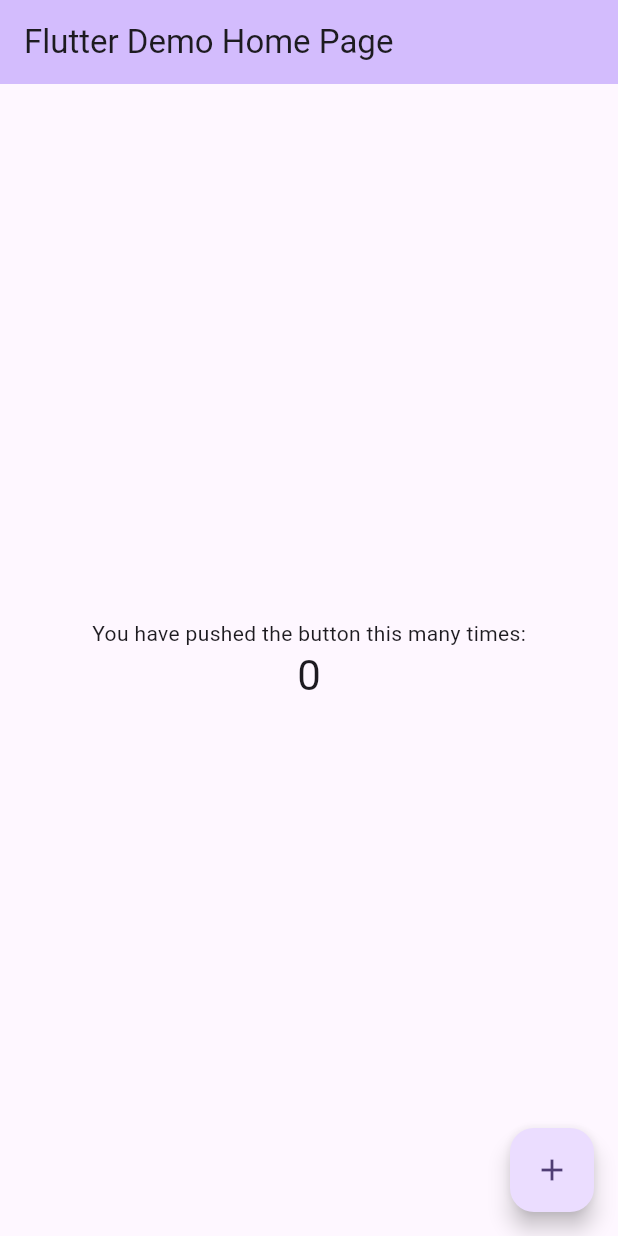
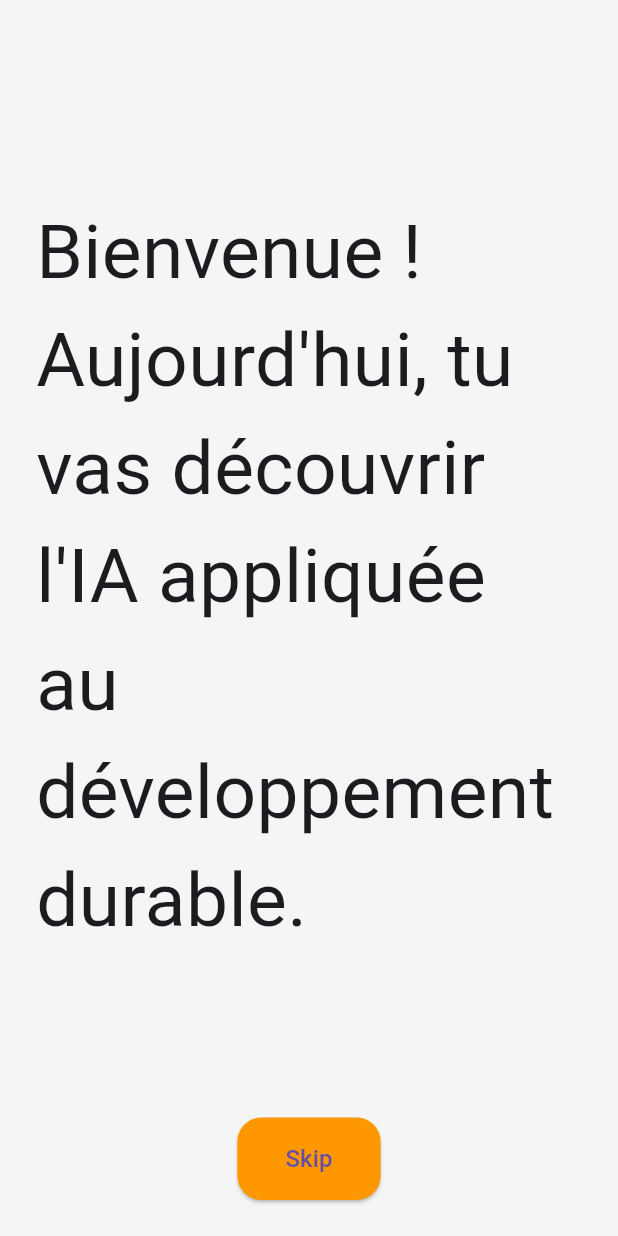
Before and after one commit to M-Amine-HM/mini_mind_nuit_de_linfo, a Flutter app: the screen it shows after launch, on a phone screen of 412 x 824 dp. Run offline on Flutter 3.47's test engine with Material 3 defaults, Android fonts, the phone set to English and light mode, and no system bars; drawn by our look-alikes of animated_text_kit; our stand-ins replace flutter_dotenv.

Commit message:
ajout des pages

```diff
--- /dev/null
+++ b/lib/app.dart
@@ -0,0 +1,18 @@
+import 'package:flutter/material.dart';
+import 'config/theme.dart';
+import 'routes/app_routes.dart';
+
+class App extends StatelessWidget {
+  const App({super.key});
+
+  @override
+  Widget build(BuildContext context) {
+    return MaterialApp(
+      title: 'IA Développement Durable',
+      debugShowCheckedModeBanner: false,
+      theme: appTheme,
+      initialRoute: AppRoutes.intro,
+      routes: AppRoutes.routes,
+    );
+  }
+}
--- /dev/null
+++ b/lib/config/colors/colors.dart
@@ -0,0 +1,9 @@
+import 'package:flutter/material.dart';
+
+class AppColors {
+  static const primary = Color(0xFF2196F3); // bleu
+  static const secondary = Color(0xFF4CAF50); // vert
+  static const accent = Color(0xFFFF9800); // orange
+  static const background = Color(0xFFF5F5F5); // gris clair
+  static const white = Colors.white;
+}
--- /dev/null
+++ b/lib/config/theme.dart
@@ -0,0 +1,15 @@
+import 'package:flutter/material.dart';
+import 'package:mini_mind_nuit_de_linfo/config/colors/colors.dart';
+import '../config/colors/colors.dart';
+
+final ThemeData appTheme = ThemeData(
+  primaryColor: AppColors.primary,
+  scaffoldBackgroundColor: AppColors.background,
+  fontFamily: 'Roboto',
+  elevatedButtonTheme: ElevatedButtonThemeData(
+    style: ElevatedButton.styleFrom(
+      backgroundColor: AppColors.accent,
+      shape: RoundedRectangleBorder(borderRadius: BorderRadius.circular(16)),
+    ),
+  ),
+);
--- a/lib/main.dart
+++ b/lib/main.dart
@@ -1,122 +1,11 @@
 import 'package:flutter/material.dart';
+import 'app.dart';
+import 'package:flutter_dotenv/flutter_dotenv.dart';
 
-void main() {
-  runApp(const MyApp());
+void main() async {
+  WidgetsFlutterBinding.ensureInitialized();
+  //await dotenv.load(fileName: ".env"); // clé API si nécessaire
+  //dotenv.env['API_KEY'];
+
+  runApp(const App());
 }
-
-class MyApp extends StatelessWidget {
-  const MyApp({super.key});
-
-  // This widget is the root of your application.
-  @override
-  Widget build(BuildContext context) {
-    return MaterialApp(
-      title: 'Flutter Demo',
-      theme: ThemeData(
-        // This is the theme of your application.
-        //
-        // TRY THIS: Try running your application with "flutter run". You'll see
-        // the application has a purple toolbar. Then, without quitting the app,
-        // try changing the seedColor in the colorScheme below to Colors.green
-        // and then invoke "hot reload" (save your changes or press the "hot
-        // reload" button in a Flutter-supported IDE, or press "r" if you used
-        // the command line to start the app).
-        //
-        // Notice that the counter didn't reset back to zero; the application
-        // state is not lost during the reload. To reset the state, use hot
-        // restart instead.
-        //
-        // This works for code too, not just values: Most code changes can be
-        // tested with just a hot reload.
-        colorScheme: ColorScheme.fromSeed(seedColor: Colors.deepPurple),
-      ),
-      home: const MyHomePage(title: 'Flutter Demo Home Page'),
-    );
-  }
-}
-
-class MyHomePage extends StatefulWidget {
-  const MyHomePage({super.key, required this.title});
-
-  // This widget is the home page of your application. It is stateful, meaning
-  // that it has a State object (defined below) that contains fields that affect
-  // how it looks.
-
-  // This class is the configuration for the state. It holds the values (in this
-  // case the title) provided by the parent (in this case the App widget) and
-  // used by the build method of the State. Fields in a Widget subclass are
-  // always marked "final".
-
-  final String title;
-
-  @override
-  State<MyHomePage> createState() => _MyHomePageState();
-}
-
-class _MyHomePageState extends State<MyHomePage> {
-  int _counter = 0;
-
-  void _incrementCounter() {
-    setState(() {
-      // This call to setState tells the Flutter framework that something has
-      // changed in this State, which causes it to rerun the build method below
-      // so that the display can reflect the updated values. If we changed
-      // _counter without calling setState(), then the build method would not be
-      // called again, and so nothing would appear to happen.
-      _counter++;
-    });
-  }
-
-  @override
-  Widget build(BuildContext context) {
-    // This method is rerun every time setState is called, for instance as done
-    // by the _incrementCounter method above.
-    //
-    // The Flutter framework has been optimized to make rerunning build methods
-    // fast, so that you can just rebuild anything that needs updating rather
-    // than having to individually change instances of widgets.
-    return Scaffold(
-      appBar: AppBar(
-        // TRY THIS: Try changing the color here to a specific color (to
-        // Colors.amber, perhaps?) and trigger a hot reload to see the AppBar
-        // change color while the other colors stay the same.
-        backgroundColor: Theme.of(context).colorScheme.inversePrimary,
-        // Here we take the value from the MyHomePage object that was created by
-        // the App.build method, and use it to set our appbar title.
-        title: Text(widget.title),
-      ),
-      body: Center(
-        // Center is a layout widget. It takes a single child and positions it
-        // in the middle of the parent.
-        child: Column(
-          // Column is also a layout widget. It takes a list of children and
-          // arranges them vertically. By default, it sizes itself to fit its
-          // children horizontally, and tries to be as tall as its parent.
-          //
-          // Column has various properties to control how it sizes itself and
-          // how it positions its children. Here we use mainAxisAlignment to
-          // center the children vertically; the main axis here is the vertical
-          // axis because Columns are vertical (the cross axis would be
-          // horizontal).
-          //
-          // TRY THIS: Invoke "debug painting" (choose the "Toggle Debug Paint"
-          // action in the IDE, or press "p" in the console), to see the
-          // wireframe for each widget.
-          mainAxisAlignment: MainAxisAlignment.center,
-          children: <Widget>[
-            const Text('You have pushed the button this many times:'),
-            Text(
-              '$_counter',
-              style: Theme.of(context).textTheme.headlineMedium,
-            ),
-          ],
-        ),
-      ),
-      floatingActionButton: FloatingActionButton(
-        onPressed: _incrementCounter,
-        tooltip: 'Increment',
-        child: const Icon(Icons.add),
-      ), // This trailing comma makes auto-formatting nicer for build methods.
-    );
-  }
-}
--- /dev/null
+++ b/lib/pages/intro_page.dart
@@ -0,0 +1,40 @@
+import 'package:flutter/material.dart';
+import '../widgets/animated_text.dart';
+import '../widgets/custom_button.dart';
+import '../routes/app_routes.dart';
+
+class IntroPage extends StatelessWidget {
+  const IntroPage({super.key});
+
+  @override
+  Widget build(BuildContext context) {
+    return Scaffold(
+      body: Padding(
+        padding: const EdgeInsets.all(24.0),
+        child: Column(
+          mainAxisAlignment: MainAxisAlignment.center,
+          children: [
+            Expanded(
+              child: Center(
+                child: AnimatedTextWidget(
+                  texts: [
+                    "Bienvenue ! Aujourd'hui, tu vas découvrir l'IA appliquée au développement durable.",
+                    "Teste différents concepts et vois comment l'IA peut aider la planète.",
+                    "Clique sur Skip pour commencer directement.",
+                  ],
+                ),
+              ),
+            ),
+            CustomButton(
+              text: "Skip",
+              onPressed: () {
+                // Navigator.pushReplacementNamed(context, AppRoutes.dashboard);
+                Navigator.pushNamed(context, AppRoutes.dashboard);
+              },
+            ),
+          ],
+        ),
+      ),
+    );
+  }
+}
--- /dev/null
+++ b/lib/routes/app_routes.dart
@@ -0,0 +1,28 @@
+import 'package:flutter/material.dart';
+import '../pages/intro_page.dart';
+import '../pages/dashboard_page.dart';
+import '../pages/concept_page.dart';
+import '../pages/chatbot_page.dart';
+import '../pages/image_page.dart';
+import '../pages/classification_page.dart';
+import '../pages/agriculture_page.dart';
+
+class AppRoutes {
+  static const intro = '/';
+  static const dashboard = '/dashboard';
+  static const concept = '/concept';
+  static const chatbot = '/chatbot';
+  static const image = '/image';
+  static const classification = '/classification';
+  static const agriculture = '/agriculture';
+
+  static final routes = {
+    intro: (context) => const IntroPage(),
+    dashboard: (context) => const DashboardPage(),
+    concept: (context) => const ConceptPage(),
+    chatbot: (context) => const ChatbotPage(),
+    image: (context) => const ImagePage(),
+    classification: (context) => const ClassificationPage(),
+    agriculture: (context) => const AgriculturePage(),
+  };
+}
--- /dev/null
+++ b/lib/widgets/animated_text.dart
@@ -0,0 +1,24 @@
+import 'package:flutter/material.dart';
+import 'package:animated_text_kit/animated_text_kit.dart';
+
+class AnimatedTextWidget extends StatelessWidget {
+  final List<String> texts;
+
+  const AnimatedTextWidget({super.key, required this.texts});
+
+  @override
+  Widget build(BuildContext context) {
+    return AnimatedTextKit(
+      isRepeatingAnimation: false,
+      animatedTexts: texts
+          .map(
+            (text) => TypewriterAnimatedText(
+              text,
+              textStyle: const TextStyle(fontSize: 50),
+              speed: const Duration(milliseconds: 50),
+            ),
+          )
+          .toList(),
+    );
+  }
+}
--- /dev/null
+++ b/lib/widgets/custom_button.dart
@@ -0,0 +1,23 @@
+import 'package:flutter/material.dart';
+import 'package:mini_mind_nuit_de_linfo/config/colors/colors.dart';
+import '../config/colors/colors.dart';
+
+class CustomButton extends StatelessWidget {
+  final String text;
+  final VoidCallback onPressed;
+
+  const CustomButton({super.key, required this.text, required this.onPressed});
+
+  @override
+  Widget build(BuildContext context) {
+    return ElevatedButton(
+      onPressed: onPressed,
+      style: ElevatedButton.styleFrom(
+        backgroundColor: AppColors.accent,
+        shape: RoundedRectangleBorder(borderRadius: BorderRadius.circular(16)),
+        padding: const EdgeInsets.symmetric(horizontal: 32, vertical: 16),
+      ),
+      child: Text(text, style: const TextStyle(fontSize: 16)),
+    );
+  }
+}
```
Also changed, not shown: lib/pages/agriculture_page.dart (added, +15 -0 lines), lib/pages/chatbot_page.dart (added, +15 -0 lines), lib/pages/classification_page.dart (added, +15 -0 lines), lib/pages/concept_page.dart (added, +15 -0 lines), lib/pages/dashboard_page.dart (added, +59 -0 lines), lib/pages/image_page.dart (added, +15 -0 lines), lib/widgets/concept_card.dart (added, +44 -0 lines), pubspec.yaml (+11 -0 lines), pubspec.lock, 6 other files.
